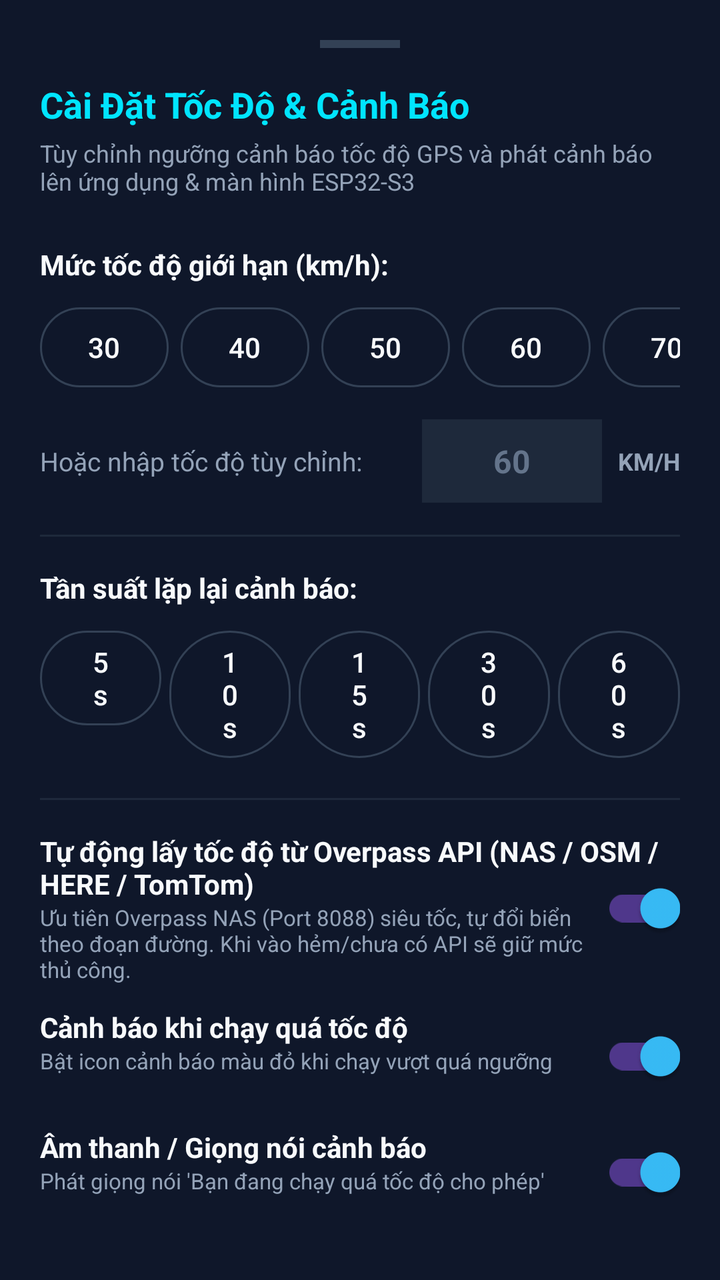
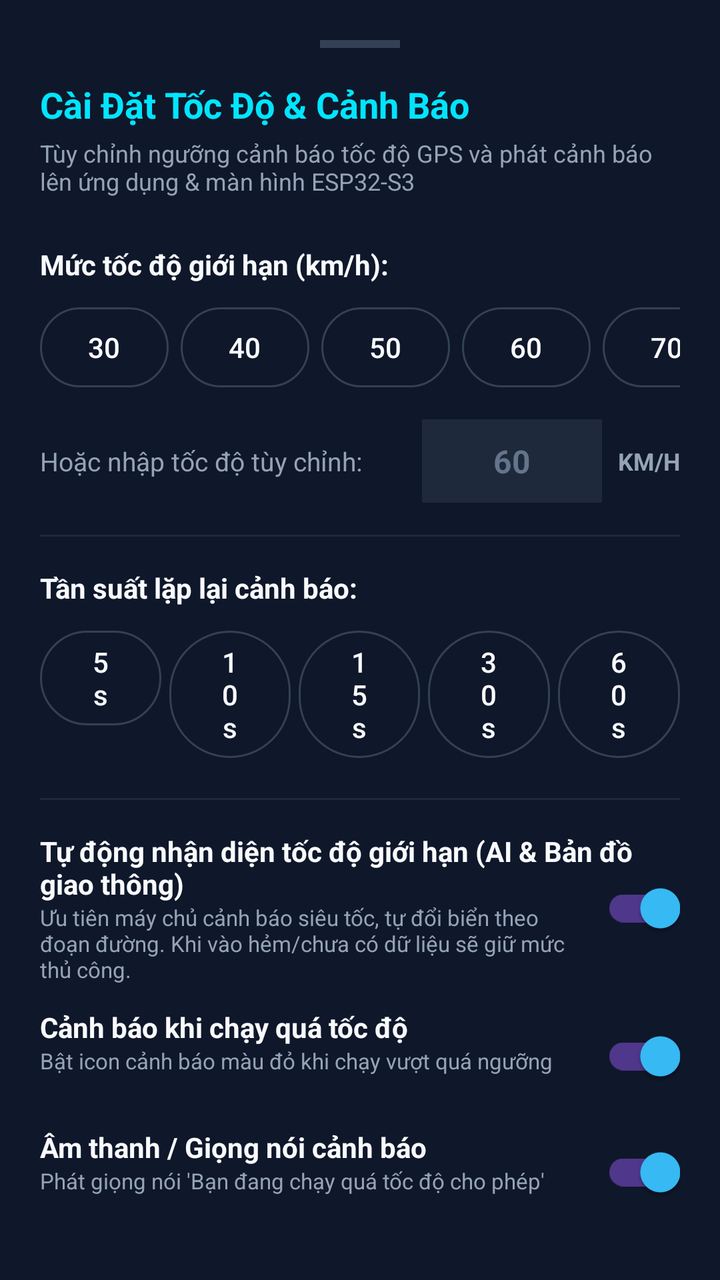

Screens rendered from an Android XML layout before and after an edit, with the pre-edit source and the edit as a unified diff.
<!-- AndroidManifest.xml: application theme Theme.TYMAP -->
<!-- res/layout/dialog_speed_limit_settings.xml -->
<?xml version="1.0" encoding="utf-8"?>
<LinearLayout xmlns:android="http://schemas.android.com/apk/res/android"
    xmlns:app="http://schemas.android.com/apk/res-auto"
    android:layout_width="match_parent"
    android:layout_height="wrap_content"
    android:background="#0F172A"
    android:orientation="vertical"
    android:padding="20dp">

    
    <View
        android:layout_width="40dp"
        android:layout_height="4dp"
        android:layout_gravity="center_horizontal"
        android:layout_marginBottom="16dp"
        android:background="#334155" />

    
    <TextView
        android:layout_width="wrap_content"
        android:layout_height="wrap_content"
        android:text="Cài Đặt Tốc Độ &amp; Cảnh Báo"
        android:textColor="#00E5FF"
        android:textSize="18sp"
        android:textStyle="bold" />

    <TextView
        android:layout_width="wrap_content"
        android:layout_height="wrap_content"
        android:layout_marginTop="4dp"
        android:layout_marginBottom="16dp"
        android:text="Tùy chỉnh ngưỡng cảnh báo tốc độ GPS và phát cảnh báo lên ứng dụng &amp; màn hình ESP32-S3"
        android:textColor="#94A3B8"
        android:textSize="12sp" />

    
    <TextView
        android:layout_width="wrap_content"
        android:layout_height="wrap_content"
        android:layout_marginTop="8dp"
        android:layout_marginBottom="8dp"
        android:text="Mức tốc độ giới hạn (km/h):"
        android:textColor="#F8FAFC"
        android:textSize="14sp"
        android:textStyle="bold" />

    
    <HorizontalScrollView
        android:layout_width="match_parent"
        android:layout_height="wrap_content"
        android:scrollbars="none">

        <LinearLayout
            android:layout_width="wrap_content"
            android:layout_height="wrap_content"
            android:orientation="horizontal">

            <Button
                android:id="@+id/btnSpeed30"
                style="?attr/materialButtonOutlinedStyle"
                android:layout_width="wrap_content"
                android:layout_height="wrap_content"
                android:layout_marginEnd="6dp"
                android:minWidth="54dp"
                android:text="30"
                android:textColor="#F8FAFC"
                app:strokeColor="#334155" />

            <Button
                android:id="@+id/btnSpeed40"
                style="?attr/materialButtonOutlinedStyle"
                android:layout_width="wrap_content"
                android:layout_height="wrap_content"
                android:layout_marginEnd="6dp"
                android:minWidth="54dp"
                android:text="40"
                android:textColor="#F8FAFC"
                app:strokeColor="#334155" />

            <Button
                android:id="@+id/btnSpeed50"
                style="?attr/materialButtonOutlinedStyle"
                android:layout_width="wrap_content"
                android:layout_height="wrap_content"
                android:layout_marginEnd="6dp"
                android:minWidth="54dp"
                android:text="50"
                android:textColor="#F8FAFC"
                app:strokeColor="#334155" />

            <Button
                android:id="@+id/btnSpeed60"
                style="?attr/materialButtonOutlinedStyle"
                android:layout_width="wrap_content"
                android:layout_height="wrap_content"
                android:layout_marginEnd="6dp"
                android:minWidth="54dp"
                android:text="60"
                android:textColor="#F8FAFC"
                app:strokeColor="#334155" />

            <Button
                android:id="@+id/btnSpeed70"
                style="?attr/materialButtonOutlinedStyle"
                android:layout_width="wrap_content"
                android:layout_height="wrap_content"
                android:layout_marginEnd="6dp"
                android:minWidth="54dp"
                android:text="70"
                android:textColor="#F8FAFC"
                app:strokeColor="#334155" />

            <Button
                android:id="@+id/btnSpeed80"
                style="?attr/materialButtonOutlinedStyle"
                android:layout_width="wrap_content"
                android:layout_height="wrap_content"
                android:layout_marginEnd="6dp"
                android:minWidth="54dp"
                android:text="80"
                android:textColor="#F8FAFC"
                app:strokeColor="#334155" />

            <Button
                android:id="@+id/btnSpeed90"
                style="?attr/materialButtonOutlinedStyle"
                android:layout_width="wrap_content"
                android:layout_height="wrap_content"
                android:layout_marginEnd="6dp"
                android:minWidth="54dp"
                android:text="90"
                android:textColor="#F8FAFC"
                app:strokeColor="#334155" />

            <Button
                android:id="@+id/btnSpeed100"
                style="?attr/materialButtonOutlinedStyle"
                android:layout_width="wrap_content"
                android:layout_height="wrap_content"
                android:minWidth="54dp"
                android:text="100"
                android:textColor="#F8FAFC"
                app:strokeColor="#334155" />

        </LinearLayout>
    </HorizontalScrollView>

    
    <LinearLayout
        android:layout_width="match_parent"
        android:layout_height="wrap_content"
        android:layout_marginTop="12dp"
        android:gravity="center_vertical"
        android:orientation="horizontal">

        <TextView
            android:layout_width="0dp"
            android:layout_height="wrap_content"
            android:layout_weight="1"
            android:text="Hoặc nhập tốc độ tùy chỉnh:"
            android:textColor="#94A3B8"
            android:textSize="13sp" />

        <EditText
            android:id="@+id/etCustomSpeed"
            android:layout_width="90dp"
            android:layout_height="wrap_content"
            android:background="#1E293B"
            android:gravity="center"
            android:hint="60"
            android:inputType="number"
            android:padding="10dp"
            android:textColor="#F8FAFC"
            android:textColorHint="#64748B"
            android:textSize="16sp"
            android:textStyle="bold" />

        <TextView
            android:layout_width="wrap_content"
            android:layout_height="wrap_content"
            android:layout_marginStart="8dp"
            android:text="KM/H"
            android:textColor="#94A3B8"
            android:textSize="12sp"
            android:textStyle="bold" />
    </LinearLayout>

    <View
        android:layout_width="match_parent"
        android:layout_height="1dp"
        android:layout_marginTop="16dp"
        android:layout_marginBottom="16dp"
        android:background="#1E293B" />

    
    <TextView
        android:layout_width="wrap_content"
        android:layout_height="wrap_content"
        android:layout_marginBottom="8dp"
        android:text="Tần suất lặp lại cảnh báo:"
        android:textColor="#F8FAFC"
        android:textSize="14sp"
        android:textStyle="bold" />

    <LinearLayout
        android:layout_width="match_parent"
        android:layout_height="wrap_content"
        android:orientation="horizontal">

        <Button
            android:id="@+id/btnInterval5s"
            style="?attr/materialButtonOutlinedStyle"
            android:layout_width="0dp"
            android:layout_height="wrap_content"
            android:layout_weight="1"
            android:layout_marginEnd="4dp"
            android:text="5s"
            android:textColor="#F8FAFC"
            app:strokeColor="#334155" />

        <Button
            android:id="@+id/btnInterval10s"
            style="?attr/materialButtonOutlinedStyle"
            android:layout_width="0dp"
            android:layout_height="wrap_content"
            android:layout_weight="1"
            android:layout_marginEnd="4dp"
            android:text="10s"
            android:textColor="#F8FAFC"
            app:strokeColor="#334155" />

        <Button
            android:id="@+id/btnInterval15s"
            style="?attr/materialButtonOutlinedStyle"
            android:layout_width="0dp"
            android:layout_height="wrap_content"
            android:layout_weight="1"
            android:layout_marginEnd="4dp"
            android:text="15s"
            android:textColor="#F8FAFC"
            app:strokeColor="#334155" />

        <Button
            android:id="@+id/btnInterval30s"
            style="?attr/materialButtonOutlinedStyle"
            android:layout_width="0dp"
            android:layout_height="wrap_content"
            android:layout_weight="1"
            android:layout_marginEnd="4dp"
            android:text="30s"
            android:textColor="#F8FAFC"
            app:strokeColor="#334155" />

        <Button
            android:id="@+id/btnInterval60s"
            style="?attr/materialButtonOutlinedStyle"
            android:layout_width="0dp"
            android:layout_height="wrap_content"
            android:layout_weight="1"
            android:text="60s"
            android:textColor="#F8FAFC"
            app:strokeColor="#334155" />

    </LinearLayout>

    <View
        android:layout_width="match_parent"
        android:layout_height="1dp"
        android:layout_marginTop="16dp"
        android:layout_marginBottom="16dp"
        android:background="#1E293B" />

    
    
    <RelativeLayout
        android:layout_width="match_parent"
        android:layout_height="wrap_content"
        android:layout_marginBottom="12dp">

        <TextView
            android:id="@+id/tvAutoSpeedTitle"
            android:layout_width="wrap_content"
            android:layout_height="wrap_content"
            android:text="Tự động lấy tốc độ từ Overpass API (NAS / OSM / HERE / TomTom)"
            android:textColor="#F8FAFC"
            android:textSize="14sp"
            android:textStyle="bold" />

        <TextView
            android:layout_width="wrap_content"
            android:layout_height="wrap_content"
            android:layout_below="@id/tvAutoSpeedTitle"
            android:layout_toStartOf="@id/swAutoSpeedLimit"
            android:layout_alignParentStart="true"
            android:text="Ưu tiên Overpass NAS (Port 8088) siêu tốc, tự đổi biển theo đoạn đường. Khi vào hẻm/chưa có API sẽ giữ mức thủ công."
            android:textColor="#94A3B8"
            android:textSize="11sp" />

        <com.google.android.material.switchmaterial.SwitchMaterial
            android:id="@+id/swAutoSpeedLimit"
            android:layout_width="wrap_content"
            android:layout_height="wrap_content"
            android:layout_alignParentEnd="true"
            android:layout_centerVertical="true"
            android:checked="true" />
    </RelativeLayout>

    
    <RelativeLayout
        android:layout_width="match_parent"
        android:layout_height="wrap_content"
        android:layout_marginBottom="12dp">

        <TextView
            android:id="@+id/tvWarnTitle"
            android:layout_width="wrap_content"
            android:layout_height="wrap_content"
            android:text="Cảnh báo khi chạy quá tốc độ"
            android:textColor="#F8FAFC"
            android:textSize="14sp"
            android:textStyle="bold" />

        <TextView
            android:layout_width="wrap_content"
            android:layout_height="wrap_content"
            android:layout_below="@id/tvWarnTitle"
            android:layout_toStartOf="@id/swSpeedWarning"
            android:layout_alignParentStart="true"
            android:text="Bật icon cảnh báo màu đỏ khi chạy vượt quá ngưỡng"
            android:textColor="#94A3B8"
            android:textSize="11sp" />

        <com.google.android.material.switchmaterial.SwitchMaterial
            android:id="@+id/swSpeedWarning"
            android:layout_width="wrap_content"
            android:layout_height="wrap_content"
            android:layout_alignParentEnd="true"
            android:layout_centerVertical="true"
            android:checked="true" />
    </RelativeLayout>

    
    <RelativeLayout
        android:layout_width="match_parent"
        android:layout_height="wrap_content"
        android:layout_marginBottom="12dp">

        <TextView
            android:id="@+id/tvVoiceTitle"
            android:layout_width="wrap_content"
            android:layout_height="wrap_content"
            android:text="Âm thanh / Giọng nói cảnh báo"
            android:textColor="#F8FAFC"
            android:textSize="14sp"
            android:textStyle="bold" />

        <TextView
            android:layout_width="wrap_content"
            android:layout_height="wrap_content"
            android:layout_below="@id/tvVoiceTitle"
            android:layout_toStartOf="@id/swVoiceWarning"
            android:layout_alignParentStart="true"
            android:text="Phát giọng nói 'Bạn đang chạy quá tốc độ cho phép'"
            android:textColor="#94A3B8"
            android:textSize="11sp" />

        <com.google.android.material.switchmaterial.SwitchMaterial
            android:id="@+id/swVoiceWarning"
            android:layout_width="wrap_content"
            android:layout_height="wrap_content"
            android:layout_alignParentEnd="true"
            android:layout_centerVertical="true"
            android:checked="true" />
    </RelativeLayout>

    
    <RelativeLayout
        android:layout_width="match_parent"
        android:layout_height="wrap_content"
        android:layout_marginBottom="16dp">

        <TextView
            android:id="@+id/tvEspTitle"
            android:layout_width="wrap_content"
            android:layout_height="wrap_content"
            android:text="Cảnh báo lên màn hình đồng hồ ESP32"
            android:textColor="#F8FAFC"
            android:textSize="14sp"
            android:textStyle="bold" />

        <TextView
            android:layout_width="wrap_content"
            android:layout_height="wrap_content"
            android:layout_below="@id/tvEspTitle"
            android:layout_toStartOf="@id/swEspWarning"
            android:layout_alignParentStart="true"
            android:text="Hiển thị thẻ đè cảnh báo màu đỏ trên màn hình ESP32"
            android:textColor="#94A3B8"
            android:textSize="11sp" />

        <com.google.android.material.switchmaterial.SwitchMaterial
            android:id="@+id/swEspWarning"
            android:layout_width="wrap_content"
            android:layout_height="wrap_content"
            android:layout_alignParentEnd="true"
            android:layout_centerVertical="true"
            android:checked="true" />
    </RelativeLayout>

    
    <Button
        android:id="@+id/btnSaveSpeedLimit"
        android:layout_width="match_parent"
        android:layout_height="52dp"
        android:layout_marginTop="8dp"
        android:backgroundTint="#00E5FF"
        android:text="LƯU CÀI ĐẶT"
        android:textColor="#0F172A"
        android:textSize="15sp"
        android:textStyle="bold"
        app:cornerRadius="12dp" />

</LinearLayout>
<!-- resources referenced by this layout -->
<resources>
  <style name="Theme.TYMAP" parent="Theme.Material3.Dark.NoActionBar">
          
          <item name="colorPrimary">@color/colorAccentCyan</item>
          <item name="colorOnPrimary">@color/white</item>
  
          
          <item name="android:windowBackground">@color/colorBackgroundDeep</item>
          <item name="colorSurface">@color/colorSurfaceGlass</item>
          <item name="colorOnSurface">#FFFFFF</item>
          <item name="colorSurfaceVariant">#1E293B</item>
          <item name="colorOnSurfaceVariant">#94A3B8</item>
  
          
          <item name="android:statusBarColor">@color/colorBackgroundDeep</item>
          <item name="android:navigationBarColor">@color/colorBackgroundDeep</item>
      </style>
  <color name="colorAccentCyan">#38BDF8</color>
  <color name="white">#FFFFFFFF</color>
  <color name="colorBackgroundDeep">#090D16</color>
  <color name="colorSurfaceGlass">#D90F172A</color>
</resources>

<!-- the commit's change to res/layout/dialog_speed_limit_settings.xml (unified diff, before → after) -->
@@ -281,7 +281,7 @@
             android:id="@+id/tvAutoSpeedTitle"
             android:layout_width="wrap_content"
             android:layout_height="wrap_content"
-            android:text="Tự động lấy tốc độ từ Overpass API (NAS / OSM / HERE / TomTom)"
+            android:text="Tự động nhận diện tốc độ giới hạn (AI &amp; Bản đồ giao thông)"
             android:textColor="#F8FAFC"
             android:textSize="14sp"
             android:textStyle="bold" />
@@ -292,7 +292,7 @@
             android:layout_below="@id/tvAutoSpeedTitle"
             android:layout_toStartOf="@id/swAutoSpeedLimit"
             android:layout_alignParentStart="true"
-            android:text="Ưu tiên Overpass NAS (Port 8088) siêu tốc, tự đổi biển theo đoạn đường. Khi vào hẻm/chưa có API sẽ giữ mức thủ công."
+            android:text="Ưu tiên máy chủ cảnh báo siêu tốc, tự đổi biển theo đoạn đường. Khi vào hẻm/chưa có dữ liệu sẽ giữ mức thủ công."
             android:textColor="#94A3B8"
             android:textSize="11sp" />
 
